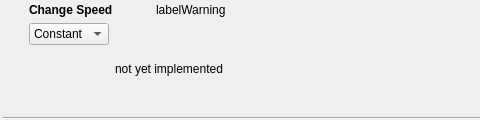
Old version of the form src/qmapshack/gis/trk/filter/IFilterSpeed.ui in the repository Maproom/qmapshack; both pictures show x 0 to 480 and y 0 to 120 of the 913 by 120 pixel window.
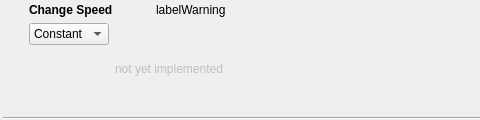
New version of the form. The open tabs and pages were chosen to show the change. Icons and pictures are not drawn.

Diff of the .ui file:
```diff
--- a/src/qmapshack/gis/trk/filter/IFilterSpeed.ui
+++ b/src/qmapshack/gis/trk/filter/IFilterSpeed.ui
@@ -517,6 +517,9 @@
       </layout>
      </widget>
      <widget class="QWidget" name="pageHiking">
+      <property name="enabled">
+       <bool>false</bool>
+      </property>
       <layout class="QGridLayout" name="gridLayout_4">
        <property name="leftMargin">
         <number>0</number>
```
Left out of the diff: 7 changed lines with no effect on the pictures.
